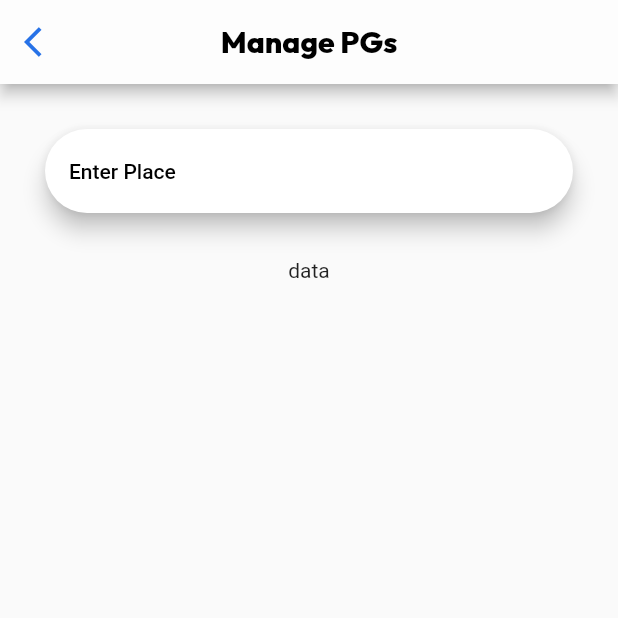
After one commit to Amjad-VK/newhome, a Flutter app: the admin_pg_manage screen opened directly, on a phone screen of 412 x 824 dp, the top half of it. The commit adds this screen. Run offline on Flutter 3.47's test engine with Material 2 defaults, Android fonts, the phone set to English and light mode, and no system bars; our stand-ins replace carousel_slider, image_picker, shared_preferences, supabase_flutter; missing offline and left inert: postgrest; accounts and stored records are empty; network calls fail; statements that could not run were skipped.

Commit message:
admin home

```diff
--- a/lib/main.dart
+++ b/lib/main.dart
@@ -2,6 +2,8 @@ import 'package:flutter/material.dart';
 import 'package:newhome/screens/add_pg.dart';
 import 'package:newhome/screens/add_pg2.dart';
 import 'package:newhome/screens/admin_home.dart';
+import 'package:newhome/screens/admin_managepg.dart';
+import 'package:newhome/screens/admin_pgmg2.dart';
 
 import 'package:newhome/screens/home_pageui.dart';
 
@@ -26,7 +28,7 @@ void main() async {
 
   runApp(MaterialApp(
     debugShowCheckedModeBanner: false,
-    home: SplashScreen(),
+    home: Home_nh(),
   ));
 }
 
--- /dev/null
+++ b/lib/screens/admin_managepg.dart
@@ -0,0 +1,101 @@
+// ignore_for_file: prefer_const_constructors
+
+import 'package:carousel_slider/carousel_options.dart';
+import 'package:carousel_slider/carousel_slider.dart';
+import 'package:flutter/material.dart';
+import 'package:newhome/screens/welcome.dart';
+import 'package:supabase_flutter/supabase_flutter.dart';
+
+import '../main.dart';
+
+class admin_pg_manage extends StatefulWidget {
+  const admin_pg_manage({super.key});
+
+  @override
+  State<admin_pg_manage> createState() => _admin_pg_manageState();
+}
+
+class _admin_pg_manageState extends State<admin_pg_manage> {
+  var pgname = TextEditingController();
+  var formkey = GlobalKey<FormState>();
+  String value = '';
+  var pgdata = '';
+  List<Map<String, dynamic>> item = [];
+
+  search_pg() async {
+    final data = await supabase
+        .from('pg_det')
+        .select('pg_name')
+        .like('city', '%_$value%');
+
+    print("String:$value");
+    print("matched Pg:$data");
+  }
+
+  delete_pg() async {
+    await supabase.from('pg_det').delete();
+  }
+
+  final _notes = '';
+
+  @override
+  Widget build(BuildContext context) {
+    return Scaffold(
+        appBar: AppBar(
+          title: Text(
+            'Manage PGs',
+            style: TextStyle(color: Colors.black, fontFamily: 'Outfit2'),
+          ),
+          centerTitle: true,
+          backgroundColor: Color.fromARGB(255, 253, 253, 253),
+          leading: Icon(
+            Icons.arrow_back_ios,
+            color: Color.fromARGB(255, 39, 114, 231),
+          ),
+        ),
+        body: SingleChildScrollView(
+          child: Column(
+            children: [
+              Container(
+                child: Form(
+                  key: formkey,
+                  child: Column(
+                    children: [
+                      Padding(
+                        padding: const EdgeInsets.all(30),
+                        child: SearchBar(
+                          hintText: 'Enter Place',
+                          onChanged: (value) async {
+                            var data = await supabase
+                                .from('pg_det')
+                                .select('pg_name, rent')
+                                .ilike('city', '$value%');
+
+                            // print(data['pg_name']);
+                            final item = data;
+                            print("String:$value");
+                            print("matched Pg:${item}");
+                            // print(data[0]);
+
+                            // item.forEach((map) {
+                            //   map.forEach((key, value) {
+                            //     print('$key: $value');
+                            //   });
+                            // });
+                          },
+                        ),
+                      )
+                    ],
+                  ),
+                ),
+              ),
+              Container(
+                  height: 200,
+                  child: Column(
+                    children: [Text('data')],
+                  ))
+            ],
+          ),
+        ));
+  }
+}
```
Also changed, not shown: lib/screens/add_pg.dart (+19 -2 lines), lib/screens/admin_pgmg2.dart (added, +66 -0 lines), lib/screens/home_pageui.dart (+11 -5 lines), lib/screens/my_profile.dart (+3 -13 lines), lib/screens/srch_table.dart (added, +59 -0 lines).
